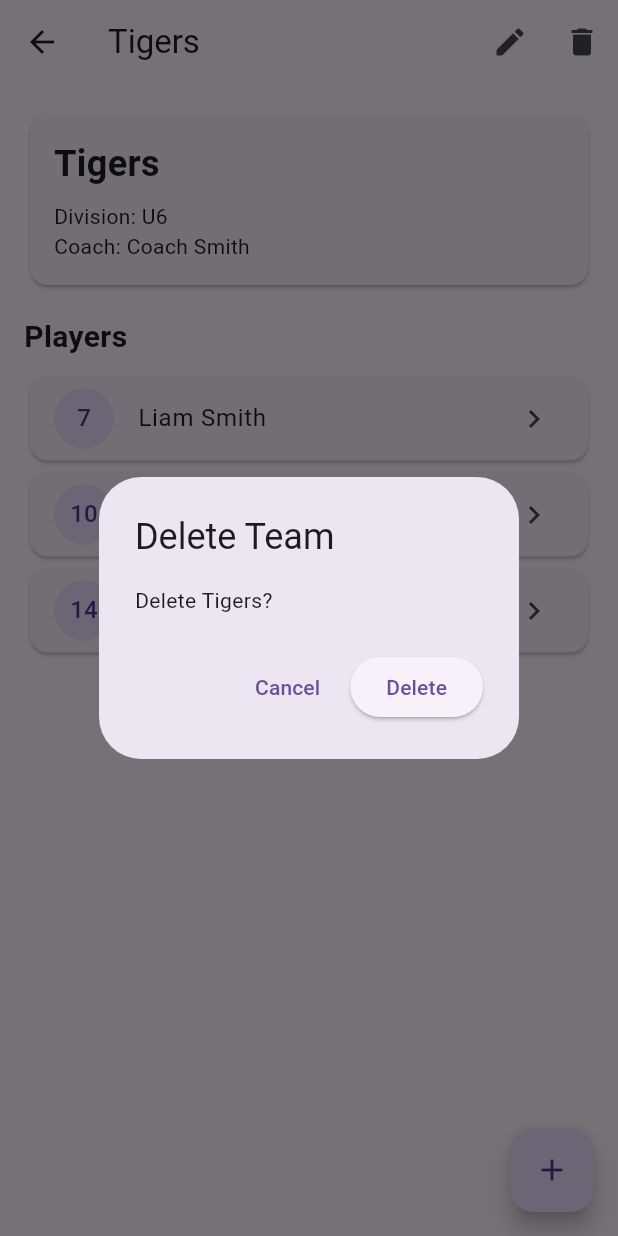
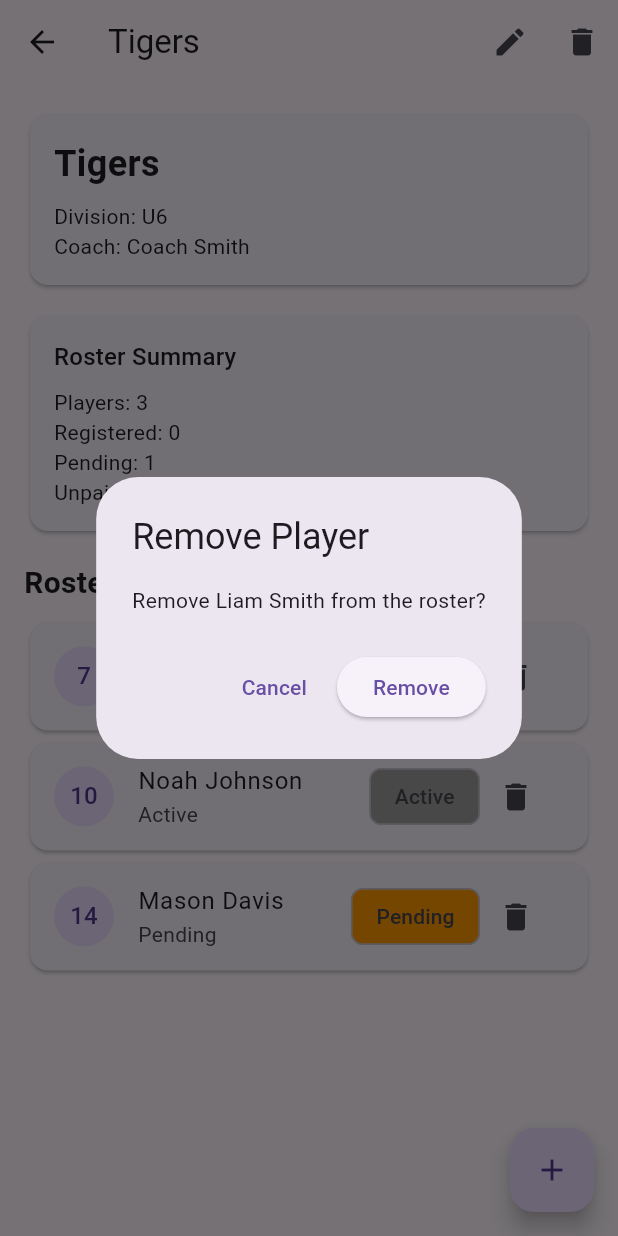
Before and after one commit to lJasonl/Soccer-League-App, a Flutter app: the TeamDetailsScreen screen opened directly with sample values from the repository, after a tap on the "delete" icon, on a phone screen of 412 x 824 dp. Run offline on Flutter 3.47's test engine with Material 3 defaults, Android fonts, the phone set to English and light mode, and no system bars; our stand-ins replace hive, hive_flutter; accounts and stored records are empty.

Commit message:
Team Rosters V2 with roster statistics and status badges

```diff
--- a/mobile/lib/screens/teams/team_details_screen.dart
+++ b/mobile/lib/screens/teams/team_details_screen.dart
@@ -1,10 +1,12 @@
 import 'package:flutter/material.dart';
 
+import '../../models/player.dart';
 import '../../models/team.dart';
 import '../../services/league_data_service.dart';
+import '../../services/player_data_service.dart';
 import '../../services/team_data_service.dart';
+import '../players/add_player_screen.dart';
 import '../players/player_details_screen.dart';
-import '../players/add_player_screen.dart';
 import 'edit_team_screen.dart';
 
 class TeamDetailsScreen extends StatefulWidget {
@@ -71,12 +73,107 @@ class _TeamDetailsScreenState
     }
   }
 
+  Future<void> _deletePlayer(
+    Player player,
+  ) async {
+    final confirmed =
+        await showDialog<bool>(
+      context: context,
+      builder: (context) {
+        return AlertDialog(
+          title: const Text(
+            'Remove Player',
+          ),
+          content: Text(
+            'Remove ${player.fullName} from the roster?',
+          ),
+          actions: [
+            TextButton(
+              onPressed: () {
+                Navigator.pop(
+                  context,
+                  false,
+                );
+              },
+              child:
+                  const Text('Cancel'),
+            ),
+            ElevatedButton(
+              onPressed: () {
+                Navigator.pop(
+                  context,
+                  true,
+                );
+              },
+              child:
+                  const Text('Remove'),
+            ),
+          ],
+        );
+      },
+    );
+
+    if (confirmed == true) {
+      await PlayerDataService.deletePlayer(
+        player.id,
+      );
+
+      setState(() {});
+    }
+  }
+
+  Color _statusColor(
+    String status,
+  ) {
+    switch (
+        status.toLowerCase()) {
+      case 'registered':
+        return Colors.green;
+
+      case 'pending':
+        return Colors.orange;
+
+      case 'unpaid':
+        return Colors.red;
+
+      default:
+        return Colors.grey;
+    }
+  }
+
   @override
   Widget build(BuildContext context) {
     final teamPlayers =
-        LeagueDataService.getPlayersForTeam(
+        LeagueDataService
+            .getPlayersForTeam(
       widget.team.id,
-    );
+    )..sort(
+            (a, b) =>
+                a.jerseyNumber.compareTo(
+          b.jerseyNumber,
+        ),
+          );
+
+    final registeredCount =
+        teamPlayers.where((p) {
+      return p.registrationStatus
+              .toLowerCase() ==
+          'registered';
+    }).length;
+
+    final pendingCount =
+        teamPlayers.where((p) {
+      return p.registrationStatus
+              .toLowerCase() ==
+          'pending';
+    }).length;
+
+    final unpaidCount =
+        teamPlayers.where((p) {
+      return p.registrationStatus
+              .toLowerCase() ==
+          'unpaid';
+    }).length;
 
     return Scaffold(
       appBar: AppBar(
@@ -169,11 +266,53 @@ class _TeamDetailsScreenState
               ),
             ),
             const SizedBox(
+              height: 12,
+            ),
+            Card(
+              child: Padding(
+                padding:
+                    const EdgeInsets
+                        .all(16),
+                child: Column(
+                  crossAxisAlignment:
+                      CrossAxisAlignment
+                          .start,
+                  children: [
+                    Text(
+                      'Roster Summary',
+                      style:
+                          Theme.of(
+                        context,
+                      )
+                              .textTheme
+                              .titleMedium,
+                    ),
+                    const SizedBox(
+                      height: 8,
+                    ),
+                    Text(
+                      'Players: ${teamPlayers.length}',
+                    ),
+                    Text(
+                      'Registered: $registeredCount',
+                    ),
+                    Text(
+                      'Pending: $pendingCount',
+                    ),
+                    Text(
+                      'Unpaid: $unpaidCount',
+                    ),
+                  ],
+                ),
+              ),
+            ),
+            const SizedBox(
               height: 16,
             ),
-            const Text(
-              'Players',
-              style: TextStyle(
+            Text(
+              'Roster (${teamPlayers.length})',
+              style:
+                  const TextStyle(
                 fontSize: 20,
                 fontWeight:
                     FontWeight.bold,
@@ -182,6 +321,20 @@ class _TeamDetailsScreenState
             const SizedBox(
               height: 8,
             ),
+            if (teamPlayers.isEmpty)
+              const Card(
+                child: Padding(
+                  padding:
+                      EdgeInsets.all(
+                    24,
+                  ),
+                  child: Center(
+                    child: Text(
+                      'No players have been added to this team.',
+                    ),
+                  ),
+                ),
+              ),
             ...teamPlayers.map(
               (player) => Card(
                 child: ListTile(
@@ -196,10 +349,37 @@ class _TeamDetailsScreenState
                   title: Text(
                     player.fullName,
                   ),
-                  trailing:
-                      const Icon(
-                    Icons
-                        .chevron_right,
+                  subtitle: Text(
+                    player
+                        .registrationStatus,
+                  ),
+                  trailing: Row(
+                    mainAxisSize:
+                        MainAxisSize.min,
+                    children: [
+                      Chip(
+                        label: Text(
+                          player
+                              .registrationStatus,
+                        ),
+                        backgroundColor:
+                            _statusColor(
+                          player
+                              .registrationStatus,
+                        ),
+                      ),
+                      IconButton(
+                        icon:
+                            const Icon(
+                          Icons.delete,
+                        ),
+                        onPressed: () {
+                          _deletePlayer(
+                            player,
+                          );
+                        },
+                      ),
+                    ],
                   ),
                   onTap: () async {
                     await Navigator
```
